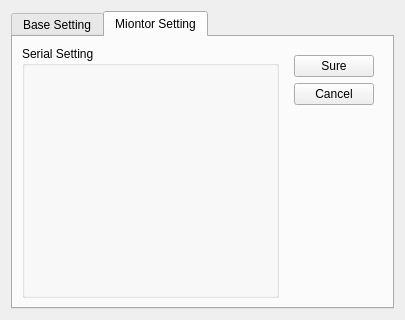
kyyblabla/gas_check, file form/settingdialog.ui: the form before one commit.
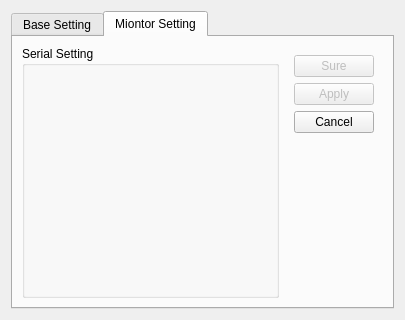
The form after the commit. Icons and pictures are not drawn. Custom widgets are drawn as their Qt base class.

The edit to the form file:
```diff
--- a/form/settingdialog.ui
+++ b/form/settingdialog.ui
@@ -114,13 +114,23 @@
           <item>
            <widget class="QPushButton" name="pushButton_4">
             <property name="enabled">
-             <bool>true</bool>
+             <bool>false</bool>
             </property>
             <property name="text">
              <string>Sure</string>
             </property>
            </widget>
           </item>
+          <item>
+           <widget class="QPushButton" name="pushButton_2">
+            <property name="enabled">
+             <bool>false</bool>
+            </property>
+            <property name="text">
+             <string>Apply</string>
+            </property>
+           </widget>
+          </item>
           <item>
            <widget class="QPushButton" name="pushButton_6">
             <property name="text">
```
Left out of the diff: 12 changed lines with no effect on the pictures.
